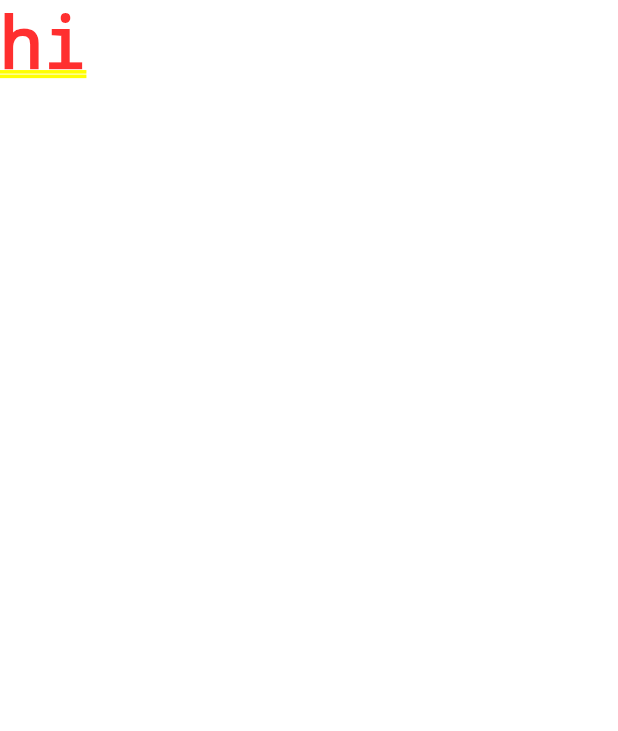
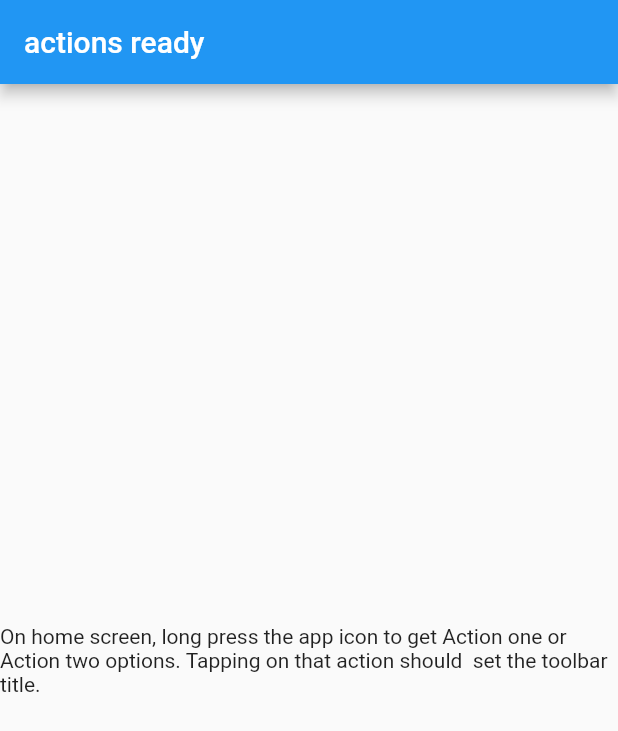
Before and after one commit to arnav-snowleo/onboarding-tour, a Flutter app: the screen it shows after launch, on a phone screen of 412 x 824 dp. Shown: the top 731 px of the screen. Run offline on Flutter 3.47's test engine with Material 2 defaults, Android fonts, the phone set to English and light mode, and no system bars; missing offline and left inert: quick_actions.

Commit message:
quick action not working

```diff
--- a/lib/main.dart
+++ b/lib/main.dart
@@ -1,15 +1,15 @@
 import 'package:flutter/material.dart';
+import 'package:quick_actions/quick_actions.dart';
 
 void main() {
   runApp(MyApp());
 }
 
 class MyApp extends StatelessWidget {
-  // This widget is the root of your application.
   @override
   Widget build(BuildContext context) {
     return MaterialApp(
-      title: 'Flutter Demo',
+      title: 'Flutter Quick Actions Demo',
       theme: ThemeData(
         primarySwatch: Colors.blue,
       ),
@@ -24,10 +24,55 @@ class MyHomePage extends StatefulWidget {
 }
 
 class _MyHomePageState extends State<MyHomePage> {
+  String shortcut = 'no action set';
+
+  @override
+  void initState() {
+    super.initState();
+
+    final QuickActions quickActions = QuickActions();
+    quickActions.initialize((String shortcutType) {
+      setState(() {
+        if (shortcutType != null) {
+          shortcut = shortcutType;
+        }
+      });
+    });
+
+    quickActions.setShortcutItems(<ShortcutItem>[
+      // NOTE: This first action icon will only work on iOS.
+      // In a real world project keep the same file name for both platforms.
+      const ShortcutItem(
+        type: 'action_one',
+        localizedTitle: 'Action one',
+        icon: 'AppIcon',
+      ),
+      // NOTE: This second action icon will only work on Android.
+      // In a real world project keep the same file name for both platforms.
+      const ShortcutItem(
+          type: 'action_two',
+          localizedTitle: 'Action two',
+          icon: 'ic_launcher'),
+    ]).then((value) {
+      setState(() {
+        if (shortcut == 'no action set') {
+          shortcut = 'actions ready';
+        }
+      });
+    });
+  }
+
   @override
   Widget build(BuildContext context) {
-    return Container(
-      child: Text('hi'),
+    return Scaffold(
+      appBar: AppBar(
+        title: Text('$shortcut'),
+      ),
+      body: const Center(
+        child: Text('On home screen, long press the app icon to '
+            'get Action one or Action two options. Tapping on that action should  '
+            'set the toolbar title.'),
+      ),
     );
   }
 }
```
Also changed, not shown: pubspec.yaml (+2 -22 lines), pubspec.lock.
